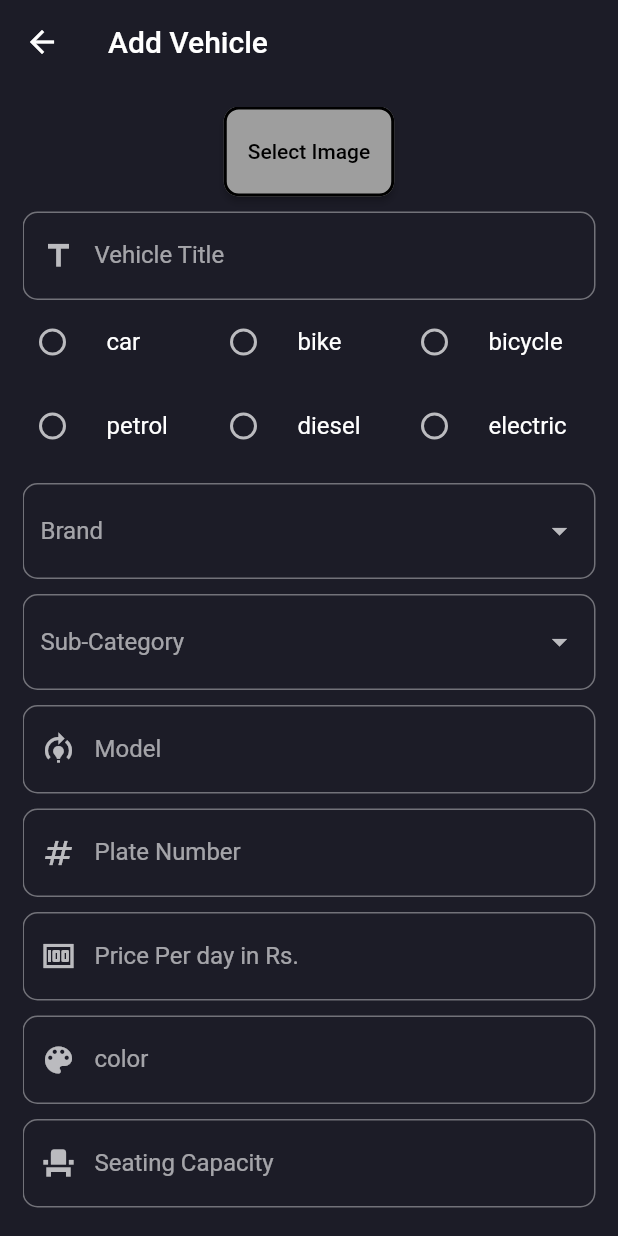
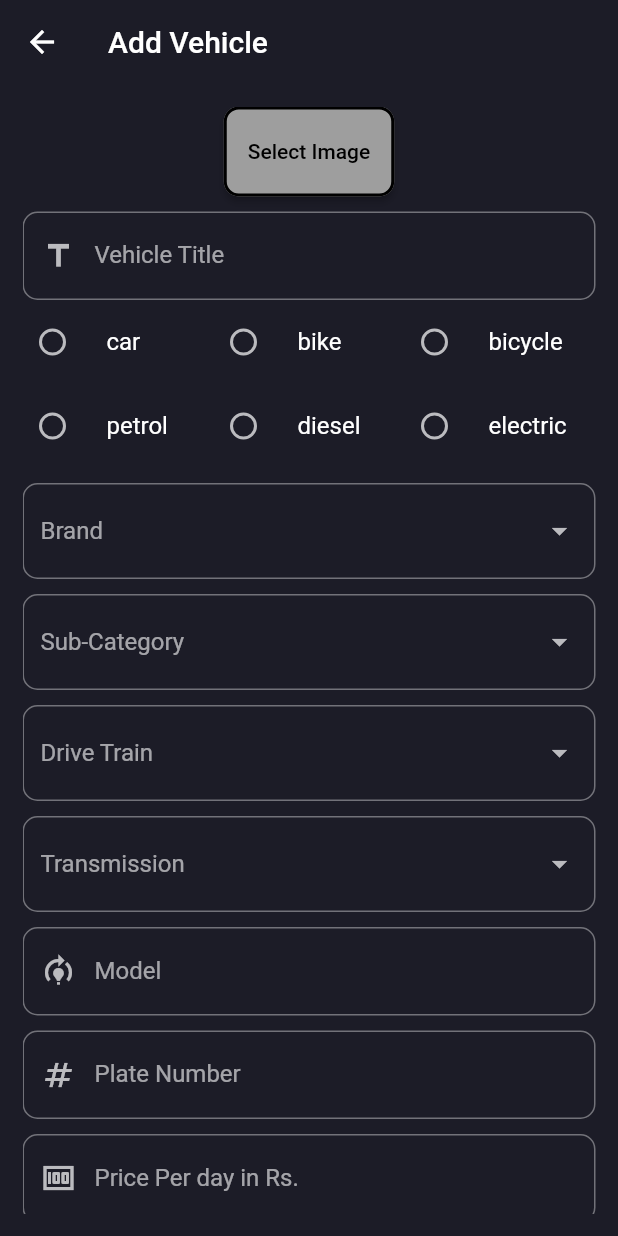
Before and after one commit to edr3x/vehicle_rental_application, a Flutter app: the AddVehiclePage screen opened by its route, on a phone screen of 412 x 824 dp. Run offline on Flutter 3.47's test engine with Material 2 defaults, Android fonts, the phone set to English and light mode, and no system bars; our stand-ins replace equatable, flutter_bloc, geocoding, geolocator, image_picker, shared_preferences; accounts and stored records are empty; network calls fail.

Commit message:
`fix:` transmission and drivetrain

```diff
--- a/lib/views/pages/vehicle/add_vehicle_page.dart
+++ b/lib/views/pages/vehicle/add_vehicle_page.dart
@@ -21,18 +21,15 @@ enum VehicleCategory { car, bike, bicycle }
 
 enum VehicleType { electric, petrol, diesel }
 
-enum DriveTrain { frontWheel, rearWheel, fourWheel, allWheel }
-
-enum Transmission { automatic, manual }
-
 class _AddVehiclePageState extends State<AddVehiclePage> {
   final ImagePicker _picker = ImagePicker();
   final GlobalKey<FormState> _formKey = GlobalKey<FormState>();
   AutovalidateMode _autovalidateMode = AutovalidateMode.disabled;
   VehicleCategory? _category;
   VehicleType? _type;
-  DriveTrain? _drivetTrain;
-  Transmission? _transmission;
+
+  List<String> _driveTrainTypes = ["frontWheel", "rearWheel", "fourWheel", "allWheel"];
+  List<String> _transmissionTypes = ["automatic", "manual"];
 
   String? _title;
   String? _model;
@@ -43,6 +40,8 @@ class _AddVehiclePageState extends State<AddVehiclePage> {
   String? _rentGuidelines;
   String? _color;
   String? _plateNumber;
+  String? _driveTrain;
+  String? _transmission;
 
   String _selectedBrand = "Tesla";
   String _selectedSubCategory = "SUV";
@@ -95,27 +94,10 @@ class _AddVehiclePageState extends State<AddVehiclePage> {
       type = "diesel";
     }
 
-    String driveTrain = "";
-    if (_drivetTrain == DriveTrain.frontWheel) {
-      driveTrain = "frontWheel";
-    } else if (_drivetTrain == DriveTrain.rearWheel) {
-      driveTrain = "rearWheel";
-    } else if (_drivetTrain == DriveTrain.fourWheel) {
-      driveTrain = "fourWheel";
-    } else if (_drivetTrain == DriveTrain.allWheel) {
-      driveTrain = "allWheel";
-    }
-
-    String transmission = "";
-    if (_transmission == Transmission.automatic) {
-      transmission = "automatic";
-    } else if (_transmission == Transmission.manual) {
-      transmission = "manual";
-    }
     print("button pressed 1 \n\n");
 
     print(
-      " \n\n type: $type,\n title: $_title, \n model: $_model,\n category: $category,\n image: ${_image!.path},\n desc: $_description,\n plage: $_plateNumber, \n rentguidelines: $_rentGuidelines, transmission: $transmission, \n drive:  $driveTrain, ac: $_hasAC, color: $_color, \n lat: $_latitude, lon: $_longitude!, \n air: $_hasAirbag, doors:  $_noOfDoors, \n usb: $_hasUSBPort,\n blue: $_hasBluetooth, seaging:  $_seatingCapacity, auto: $_hasAutoDrive,\n heated:  $_hasHeatedSeats, \n keyless: $_hasKeylessEntry, gc: $_groundClearance,\n sensors: $_hasParkingSensors,",
+      " \n\n type: $type,\n title: $_title, \n model: $_model,\n category: $category,\n image: ${_image!.path},\n desc: $_description,\n plage: $_plateNumber, \n rentguidelines: $_rentGuidelines, transmission: $_transmission, \n drive:  $_driveTrain, ac: $_hasAC, color: $_color, \n lat: $_latitude, lon: $_longitude!, \n air: $_hasAirbag, doors:  $_noOfDoors, \n usb: $_hasUSBPort,\n blue: $_hasBluetooth, seaging:  $_seatingCapacity, auto: $_hasAutoDrive,\n heated:  $_hasHeatedSeats, \n keyless: $_hasKeylessEntry, gc: $_groundClearance,\n sensors: $_hasParkingSensors,",
     );
     // context.read<AddVehicleCubit>().addVehicle(
     //       title: title!,
@@ -266,6 +248,46 @@ class _AddVehiclePageState extends State<AddVehiclePage> {
                           }).toList(),
                           onChanged: (String? value) {
                             _selectedSubCategory = value!;
+                          },
+                        ),
+                        const SizedBox(height: 10),
+                        DropdownButtonFormField(
+                          decoration: const InputDecoration(
+                            labelText: 'Drive Train',
+                            border: OutlineInputBorder(
+                              borderRadius: BorderRadius.all(
+                                Radius.circular(10.0),
+                              ),
+                            ),
+                          ),
+                          items: _driveTrainTypes.map((String value) {
+                            return DropdownMenuItem<String>(
+                              value: value,
+                              child: Text(value),
+                            );
+                          }).toList(),
+                          onChanged: (String? value) {
+                            _driveTrain = value!;
+                          },
+                        ),
+                        const SizedBox(height: 10),
+                        DropdownButtonFormField(
+                          decoration: const InputDecoration(
+                            labelText: 'Transmission',
+                            border: OutlineInputBorder(
+                              borderRadius: BorderRadius.all(
+                                Radius.circular(10.0),
+                              ),
+                            ),
+                          ),
+                          items: _transmissionTypes.map((String value) {
+                            return DropdownMenuItem<String>(
+                              value: value,
+                              child: Text(value),
+                            );
+                          }).toList(),
+                          onChanged: (String? value) {
+                            _transmission = value!;
                           },
                         ),
                         const SizedBox(height: 10),
```
